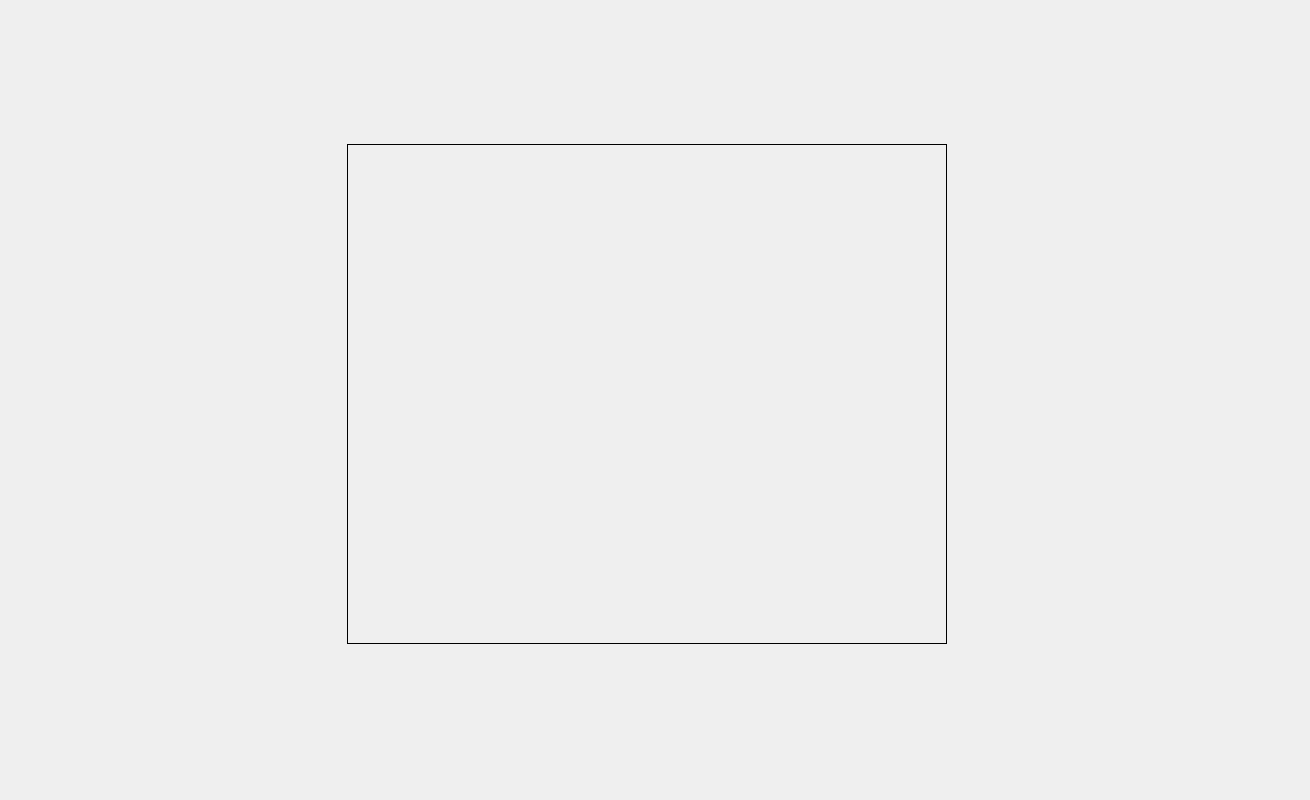
First picture: the form in forms/Page_1.ui, repository apollo-k22/FaceAI-Product, before the edit.
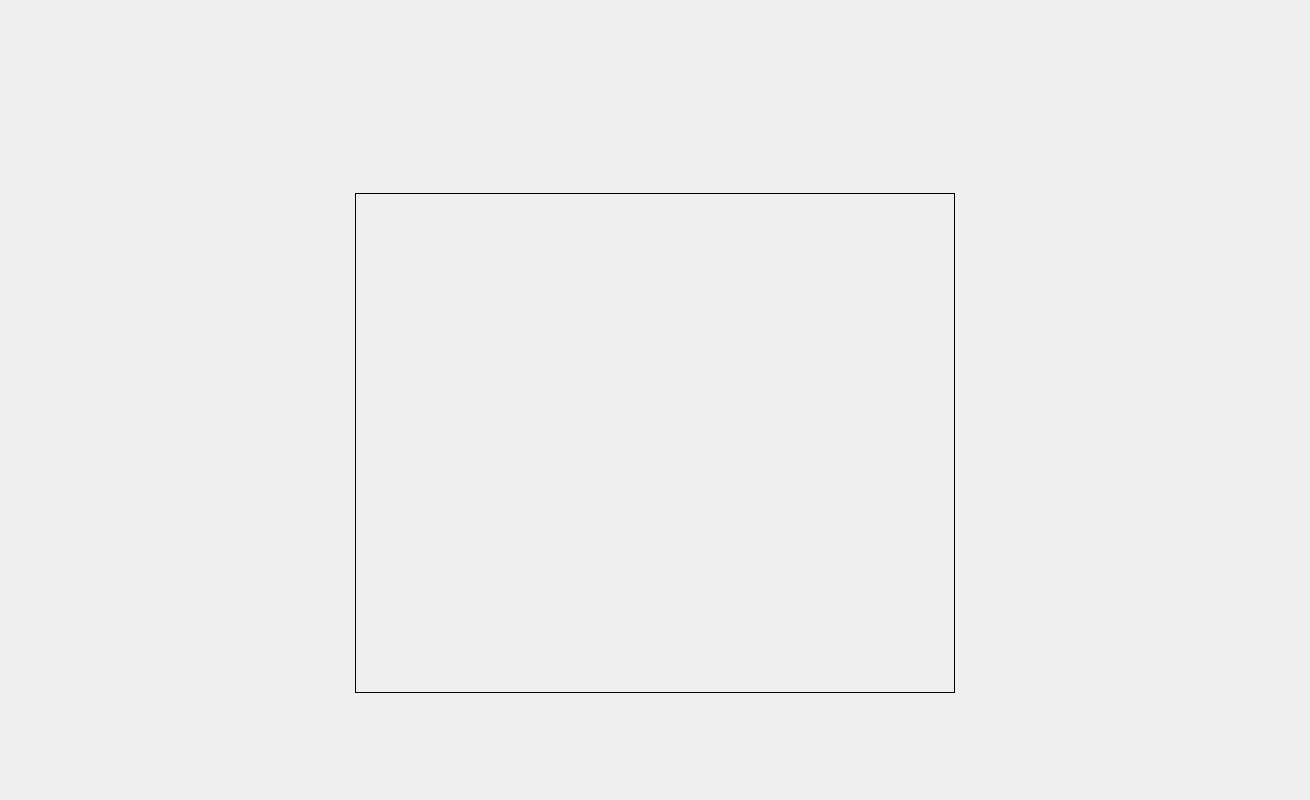
Second picture: the form after the edit. Icons and pictures are not drawn.

What changed in the file:
```diff
--- a/forms/Page_1.ui
+++ b/forms/Page_1.ui
@@ -50,23 +50,33 @@
 </string>
    </property>
    <layout class="QGridLayout" name="gridLayout">
+    <item row="3" column="1">
+     <layout class="QVBoxLayout" name="verticalLayout">
+      <item>
+       <layout class="QHBoxLayout" name="horizontalLayout">
     <property name="leftMargin">
-     <number>50</number>
+         <number>10</number>
     </property>
     <property name="topMargin">
-     <number>20</number>
-    </property>
-    <property name="rightMargin">
-     <number>50</number>
-    </property>
-    <item row="0" column="0">
+         <number>10</number>
+        </property>
+        <item>
      <widget class="QLabel" name="lblLogo">
+          <property name="minimumSize">
+           <size>
+            <width>200</width>
+            <height>100</height>
+           </size>
+          </property>
       <property name="maximumSize">
        <size>
-        <width>135</width>
-        <height>80</height>
-       </size>
-      </property>
+            <width>200</width>
+            <height>100</height>
+           </size>
+          </property>
+          <property name="styleSheet">
+           <string notr="true">background:none</string>
+          </property>
       <property name="text">
        <string/>
       </property>
@@ -78,7 +88,87 @@
       </property>
      </widget>
     </item>
-    <item row="2" column="1">
+        <item>
+         <spacer name="horizontalSpacer">
+          <property name="orientation">
+           <enum>Qt::Horizontal</enum>
+          </property>
+          <property name="sizeHint" stdset="0">
+           <size>
+            <width>400</width>
+            <height>20</height>
+           </size>
+          </property>
+         </spacer>
+        </item>
+       </layout>
+      </item>
+      <item>
+       <layout class="QHBoxLayout" name="horizontalLayout_3">
+        <item>
+         <spacer name="horizontalSpacer_2">
+          <property name="orientation">
+           <enum>Qt::Horizontal</enum>
+          </property>
+          <property name="sizeHint" stdset="0">
+           <size>
+            <width>40</width>
+            <height>20</height>
+           </size>
+          </property>
+         </spacer>
+        </item>
+        <item>
+         <widget class="QPushButton" name="btnGo2ProbeReport">
+          <property name="maximumSize">
+           <size>
+            <width>170</width>
+            <height>50</height>
+           </size>
+          </property>
+          <property name="cursor">
+           <cursorShape>PointingHandCursor</cursorShape>
+          </property>
+          <property name="styleSheet">
+           <string notr="true">border-radius: 20px;
+background:none</string>
+          </property>
+          <property name="text">
+           <string/>
+          </property>
+          <property name="icon">
+           <iconset>
+            <normaloff>../images/btn2probe.png</normaloff>../images/btn2probe.png</iconset>
+          </property>
+          <property name="iconSize">
+           <size>
+            <width>170</width>
+            <height>70</height>
+           </size>
+          </property>
+         </widget>
+        </item>
+        <item>
+         <spacer name="horizontalSpacer_3">
+          <property name="orientation">
+           <enum>Qt::Horizontal</enum>
+          </property>
+          <property name="sizeType">
+           <enum>QSizePolicy::Fixed</enum>
+          </property>
+          <property name="sizeHint" stdset="0">
+           <size>
+            <width>60</width>
+            <height>20</height>
+           </size>
+          </property>
+         </spacer>
+        </item>
+       </layout>
+      </item>
+      <item>
+       <layout class="QHBoxLayout" name="horizontalLayout_4">
+        <item>
      <widget class="QLabel" name="lblSymbol">
       <property name="sizePolicy">
        <sizepolicy hsizetype="Preferred" vsizetype="Preferred">
@@ -109,7 +199,14 @@
       </property>
      </widget>
     </item>
-    <item row="3" column="1" alignment="Qt::AlignHCenter">
+       </layout>
+      </item>
+      <item>
+       <layout class="QHBoxLayout" name="horizontalLayout_2">
+        <property name="bottomMargin">
+         <number>20</number>
+        </property>
+        <item>
      <widget class="QPushButton" name="btnCreateCase">
       <property name="sizePolicy">
        <sizepolicy hsizetype="Minimum" vsizetype="Fixed">
@@ -119,7 +216,7 @@
       </property>
       <property name="maximumSize">
        <size>
-        <width>270</width>
+            <width>250</width>
         <height>60</height>
        </size>
       </property>
@@ -127,7 +224,8 @@
        <cursorShape>PointingHandCursor</cursorShape>
       </property>
       <property name="styleSheet">
-       <string notr="true">border-radius: 20px</string>
+           <string notr="true">border-radius: 30px;
+background:transparent;</string>
       </property>
       <property name="text">
        <string/>
@@ -138,40 +236,15 @@
       </property>
       <property name="iconSize">
        <size>
-        <width>270</width>
-        <height>60</height>
+            <width>275</width>
+            <height>65</height>
        </size>
       </property>
      </widget>
     </item>
-    <item row="0" column="2">
-     <widget class="QPushButton" name="btnGo2ProbeReport">
-      <property name="maximumSize">
-       <size>
-        <width>150</width>
-        <height>40</height>
-       </size>
-      </property>
-      <property name="cursor">
-       <cursorShape>PointingHandCursor</cursorShape>
-      </property>
-      <property name="styleSheet">
-       <string notr="true">border-radius: 20px</string>
-      </property>
-      <property name="text">
-       <string/>
-      </property>
-      <property name="icon">
-       <iconset>
-        <normaloff>../images/btn2probe.png</normaloff>../images/btn2probe.png</iconset>
-      </property>
-      <property name="iconSize">
-       <size>
-        <width>150</width>
-        <height>40</height>
-       </size>
-      </property>
-     </widget>
+       </layout>
+      </item>
+     </layout>
     </item>
    </layout>
   </widget>
```
Left out of the diff: 10 changed lines with no effect on the pictures. Lines whose indentation alone changed are shown as unchanged.
